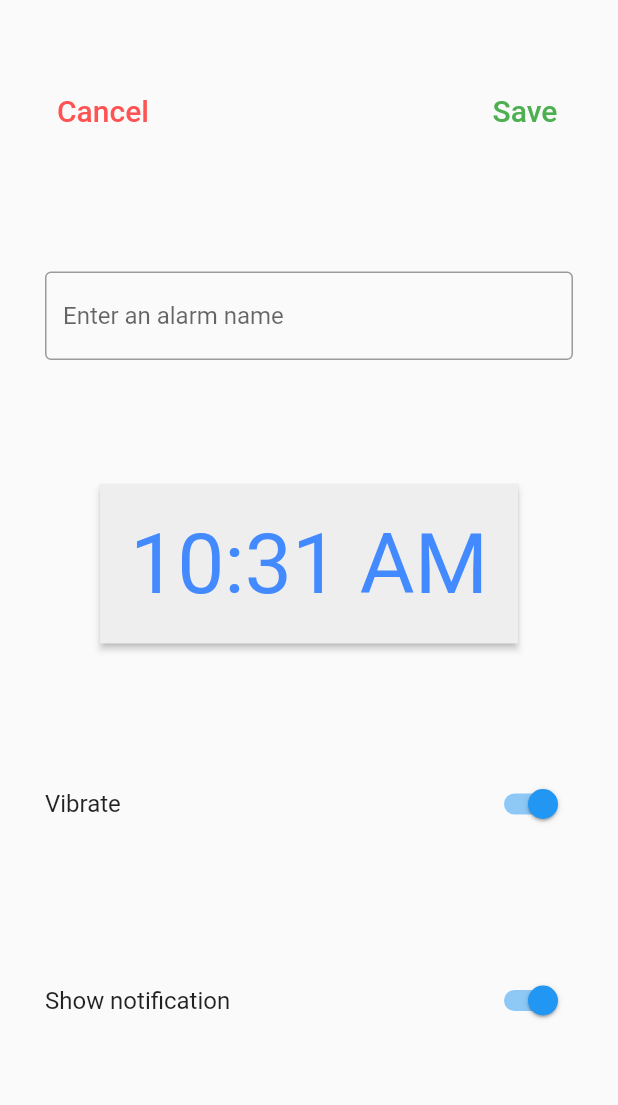
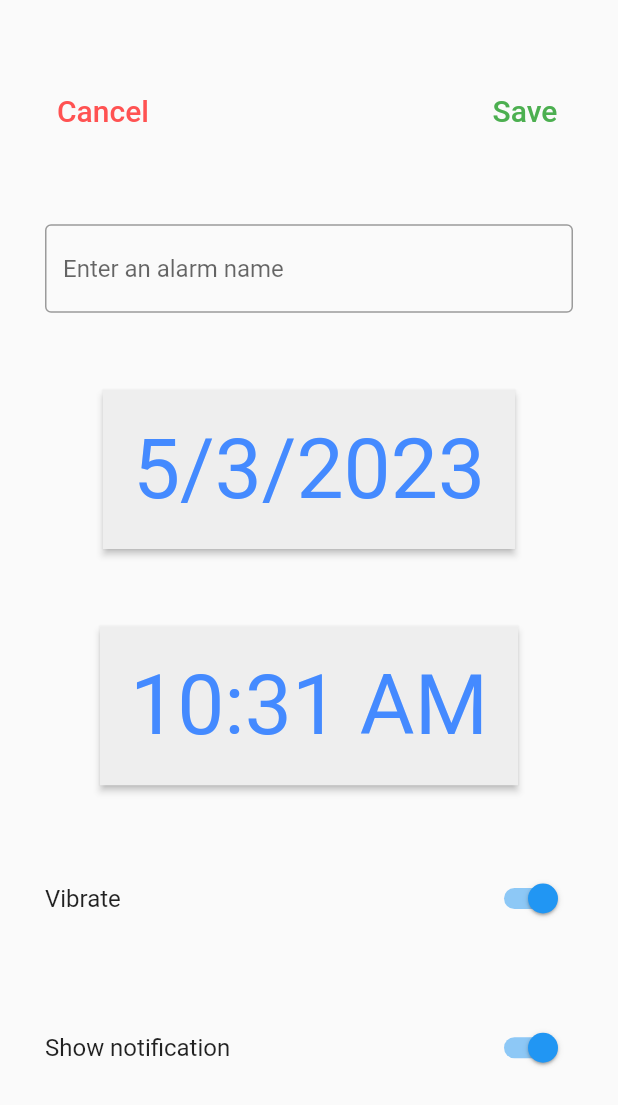
Before and after one commit to DRavenMcCoy/pushur_flutter, a Flutter app: the AddAlarm widget shown alone on an empty page, opened directly, on a phone screen of 412 x 824 dp. Shown: the top 1105 px of the screen. Run offline on Flutter 3.47's test engine with Material 2 defaults, Android fonts, the phone set to English and light mode, and no system bars; missing offline and left inert: alarm.

Commit message:
Implemented the date picker
I also found out that the alarm class we are using requires an audio asset in order to initialize, so audio asset file will just be a dummy.

```diff
--- a/lib/_alarm.dart
+++ b/lib/_alarm.dart
@@ -15,12 +15,21 @@ class _AlarmEditScreenState extends State<AddAlarm> {
   // Value and important tools declaration
   final nameInputController = TextEditingController();
   late bool creating;
-  late TimeOfDay selectedTime;
+  late DateTime selectedTime;
   late bool loopAudio;
   late bool vibrate;
   late bool showNotification;
   late String assetAudio;
   late String alarmName;
+  late int year = 2023;
+  late int month = 5;
+  late int day = 4;
+  late int hour = 12;
+  late int minute = 30;
+  late int second = 0;
+  late int millisecond = 0;
+  late int microsecond = 0;
+  late TimeOfDay hourAndMinute = TimeOfDay(hour: hour, minute: minute);
 
   @override
   void initState() {
@@ -30,16 +39,20 @@ class _AlarmEditScreenState extends State<AddAlarm> {
 
     if (creating) {
       final dt = DateTime.now().add(const Duration(minutes: 1));
-      selectedTime = TimeOfDay(hour: dt.hour, minute: dt.minute);
+      selectedTime = DateTime(year = dt.year, month = dt.month, day = dt.day, hour = dt.hour, minute = dt.minute, second, millisecond, microsecond);
+      hourAndMinute = TimeOfDay(hour: hour, minute: minute);
       loopAudio = true;
       vibrate = true;
       showNotification = true;
-      assetAudio = '';
+      assetAudio = 'assets/mozart.mp3';
       alarmName = "Example Alarm";
     } else {
-      selectedTime = TimeOfDay(
-        hour: widget.alarmSettings!.dateTime.hour,
-        minute: widget.alarmSettings!.dateTime.minute,
+      selectedTime = DateTime(
+        year = widget.alarmSettings!.dateTime.year,
+        month = widget.alarmSettings!.dateTime.month,
+        day = widget.alarmSettings!.dateTime.day,
+        hour = widget.alarmSettings!.dateTime.hour,
+        minute = widget.alarmSettings!.dateTime.minute,
       );
       loopAudio = widget.alarmSettings!.loopAudio;
       vibrate = widget.alarmSettings!.vibrate;
@@ -61,7 +74,18 @@ class _AlarmEditScreenState extends State<AddAlarm> {
   Future<void> pickTime() async {
     // Method for setting the timing of the generated Alarm
     final res = await showTimePicker(
-      initialTime: selectedTime,
+      initialTime: hourAndMinute,
+      context: context,
+    );
+    if (res != null) setState(() => hourAndMinute = res);
+  }
+
+  Future<void> pickDate() async {
+    // Method for setting the timing of the generated Alarm
+    final res = await showDatePicker(
+      initialDate: DateTime.now(),
+      firstDate: DateTime.now(),
+      lastDate: DateTime(4000,12,31),
       context: context,
     );
     if (res != null) setState(() => selectedTime = res);
@@ -69,22 +93,22 @@ class _AlarmEditScreenState extends State<AddAlarm> {
 
   AlarmSettings buildAlarmSettings() {
     // Method for building the parameters of the generated Alarm
-
-    final now = DateTime.now();
-
     final id = creating
         ? DateTime.now().millisecondsSinceEpoch % 100000
         : widget.alarmSettings!.id;
 
     DateTime dateTime = DateTime(
-      now.year,
-      now.month,
-      now.day,
+      selectedTime.year,
+      selectedTime.month,
+      selectedTime.day,
       selectedTime.hour,
       selectedTime.minute,
       0,
       0,
     );
+
+    hourAndMinute = TimeOfDay(hour: hour, minute: minute);
+
     if (dateTime.isBefore(DateTime.now())) {
       // Adding one because the dates are saved to arrays, which start at 0
       dateTime = dateTime.add(const Duration(days: 1));
@@ -167,14 +191,16 @@ class _AlarmEditScreenState extends State<AddAlarm> {
             ),
             onChanged: _setAlarmName(),
           ),
+
+
           RawMaterialButton(
             // Time picker button, looks like a digital clock
-            onPressed: pickTime,
+            onPressed: pickDate,
             fillColor: Colors.grey[200],
             child: Container(
               margin: const EdgeInsets.all(20),
               child: Text(
-                selectedTime.format(context),
+                selectedTime.month.toString() + "/" + selectedTime.day.toString() + "/" + selectedTime.year.toString(),
                 style: Theme.of(context)
                     .textTheme
                     .displayMedium!
@@ -182,6 +208,28 @@ class _AlarmEditScreenState extends State<AddAlarm> {
               ),
             ),
           ),
+
+          Row(mainAxisAlignment: MainAxisAlignment.spaceEvenly,
+          children: [
+            RawMaterialButton(
+              // Time picker button, looks like a digital clock
+              onPressed: pickTime,
+              fillColor: Colors.grey[200],
+              child: Container(
+                margin: const EdgeInsets.all(20),
+                child: Text(
+                  hourAndMinute.format(context),
+                  style: Theme.of(context)
+                      .textTheme
+                      .displayMedium!
+                      .copyWith(color: Colors.blueAccent),
+                ),
+              ),
+            ),
+
+          ]),
+
+
           Row(
             mainAxisAlignment: MainAxisAlignment.spaceBetween,
             children: [
```
